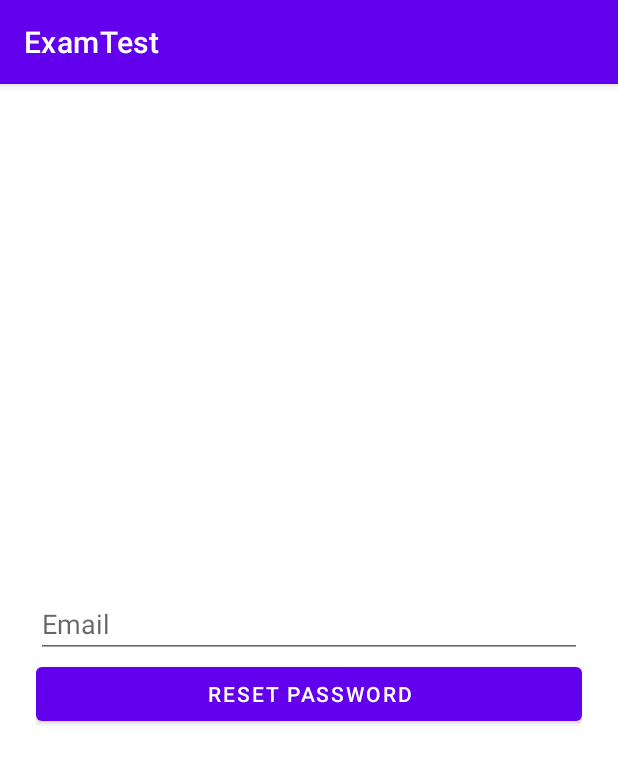
After one commit to GogelaJr/ExamTest, an Android app: the RecoveryFragment screen opened through its navigation route, on a phone screen of 412 x 824 dp. The commit adds this screen. Shown: the top 764 px of the screen. Run offline under Robolectric (Android 15) with nearby library versions, the phone set to English and light mode, and no system bars; our stand-ins replace Firebase (no records; nobody signed in at launch, a user with empty details on screens opened directly), navigation-ui.

Commit message:
Update 1

```diff
--- a/app/build.gradle
+++ b/app/build.gradle
@@ -2,6 +2,7 @@ plugins {
     id 'com.android.application'
     id 'kotlin-android'
     id("androidx.navigation.safeargs.kotlin")
+    id 'com.google.gms.google-services'
 }
 
 android {
@@ -34,6 +35,7 @@ android {
 }
 
 dependencies {
+    implementation 'com.google.firebase:firebase-auth:21.0.1'
     def nav_version = "2.3.5"
 
     implementation("androidx.navigation:navigation-fragment-ktx:$nav_version")
--- a/app/src/main/java/com/example/examtest/fragments/LoginFragment.kt
+++ b/app/src/main/java/com/example/examtest/fragments/LoginFragment.kt
@@ -1,20 +1,26 @@
 package com.example.examtest.fragments
 
+import android.app.Activity
+import android.content.Intent
 import android.os.Bundle
 import android.view.View
 import android.widget.Button
 import android.widget.EditText
+import android.widget.Toast
 import androidx.fragment.app.Fragment
 import androidx.navigation.NavController
 import androidx.navigation.Navigation
 import com.example.examtest.R
+import com.google.firebase.auth.FirebaseAuth
 
 class LoginFragment: Fragment(R.layout.login_fragment) {
+    private lateinit var recoveryButton: Button
     private lateinit var registerButton: Button
     private lateinit var loginButton: Button
     private lateinit var editEmailText: EditText
     private lateinit var editPasswordText: EditText
     private lateinit var navController: NavController
+    private lateinit var mAuth: FirebaseAuth
 
 
     override fun onViewCreated(view: View, savedInstanceState: Bundle?) {
@@ -22,16 +28,44 @@ class LoginFragment: Fragment(R.layout.login_fragment) {
 
 
         navController = Navigation.findNavController(view)
-
+        recoveryButton = view.findViewById(R.id.ForgotButton)
         loginButton = view.findViewById(R.id.LoginButton)
         registerButton = view.findViewById(R.id.RegisterButton)
         editEmailText = view.findViewById(R.id.LoginEmail)
         editPasswordText = view.findViewById(R.id.LoginPassword)
 
+        mAuth = FirebaseAuth.getInstance()
+        if(mAuth.currentUser != null){
+
+        }
+
+        this.clicks()
+
+
+
+
+    }
+    private fun clicks(){
+        loginButton.setOnClickListener(){
+            val activity = getActivity()
+            val email: String = editEmailText.text.toString()
+            val password: String = editPasswordText.text.toString()
+
+            if(email.isEmpty() || password.isEmpty()){
+                Toast.makeText(activity, "Please enter your Email and Password", Toast.LENGTH_SHORT).show()
+            }
+        }
+
+
         registerButton.setOnClickListener{
             val action = LoginFragmentDirections.actionLoginFragmentToRegisterFragment()
             navController.navigate(action)
         }
+        recoveryButton.setOnClickListener(){
+            val action = LoginFragmentDirections.actionLoginFragmentToRecoveryFragment()
+            navController.navigate(action)
+        }
+    }
 
-    }
+
 }
--- /dev/null
+++ b/app/src/main/java/com/example/examtest/fragments/RecoveryFragment.kt
@@ -0,0 +1,26 @@
+package com.example.examtest.fragments
+
+import android.os.Bundle
+import android.view.View
+import android.widget.Button
+import android.widget.EditText
+import androidx.fragment.app.Fragment
+import com.example.examtest.R
+
+class RecoveryFragment: Fragment(R.layout.recovery_fragment) {
+    private lateinit var editEmailText: EditText
+    private lateinit var resetButton: Button
+
+    override fun onViewCreated(view: View, savedInstanceState: Bundle?) {
+        super.onViewCreated(view, savedInstanceState)
+
+        editEmailText = view.findViewById(R.id.RecoveryEmail)
+        resetButton = view.findViewById(R.id.ResetButton)
+
+        resetButton.setOnClickListener(){
+
+        }
+
+    }
+
+}
--- /dev/null
+++ b/app/src/main/res/drawable/uploadicon.xml
@@ -0,0 +1,10 @@
+<vector xmlns:android="http://schemas.android.com/apk/res/android"
+    android:width="24dp"
+    android:height="24dp"
+    android:viewportWidth="24"
+    android:viewportHeight="24"
+    android:tint="?attr/colorControlNormal">
+  <path
+      android:fillColor="@android:color/white"
+      android:pathData="M19.35,10.04C18.67,6.59 15.64,4 12,4 9.11,4 6.6,5.64 5.35,8.04 2.34,8.36 0,10.91 0,14c0,3.31 2.69,6 6,6h13c2.76,0 5,-2.24 5,-5 0,-2.64 -2.05,-4.78 -4.65,-4.96zM14,13v4h-4v-4H7l5,-5 5,5h-3z"/>
+</vector>
--- a/app/src/main/res/menu/bot_menu.xml
+++ b/app/src/main/res/menu/bot_menu.xml
@@ -3,7 +3,10 @@
 
     <item android:id="@+id/homeIconFragment"
         android:icon="@drawable/home"
-        android:title="Home"/>
+        android:title="News Feed"/>
+    <item android:id="@+id/uploadIconFragment"
+        android:icon="@drawable/uploadicon"
+        android:title="Upload"/>
     <item android:id="@+id/FavoritesIconFragment"
         android:icon="@drawable/favoriteicon"
         android:title="Favorites"/>
--- a/app/src/main/res/navigation/nav_graph.xml
+++ b/app/src/main/res/navigation/nav_graph.xml
@@ -13,6 +13,9 @@
         <action
             android:id="@+id/action_loginFragment_to_registerFragment"
             app:destination="@id/registerFragment" />
+        <action
+            android:id="@+id/action_loginFragment_to_recoveryFragment"
+            app:destination="@id/recoveryFragment" />
     </fragment>
     <fragment
         android:id="@+id/registerFragment"
@@ -24,4 +27,13 @@
             android:id="@+id/action_registerFragment_to_loginFragment"
             app:destination="@id/loginFragment" />
     </fragment>
+    <fragment
+        android:id="@+id/recoveryFragment"
+        android:name="com.example.examtest.fragments.RecoveryFragment"
+        android:label="RecoveryFragment"
+        tools:layout="@layout/recovery_fragment">>
+        <action
+            android:id="@+id/action_recoveryFragment_to_loginFragment"
+            app:destination="@id/loginFragment" />
+    </fragment>/>
 </navigation>
--- a/build.gradle
+++ b/build.gradle
@@ -8,6 +8,7 @@ buildscript {
     dependencies {
         classpath "com.android.tools.build:gradle:4.2.1"
         classpath "org.jetbrains.kotlin:kotlin-gradle-plugin:$kotlin_version"
+        classpath 'com.google.gms:google-services:4.3.8'
         def nav_version = "2.3.5"
         classpath("androidx.navigation:navigation-safe-args-gradle-plugin:$nav_version")
 
```
Also changed, not shown: app/src/main/java/com/example/examtest/fragments/RegisterFragment.kt (+13 -0 lines), app/src/main/res/layout/homepage_fragment.xml (added, +17 -0 lines).
